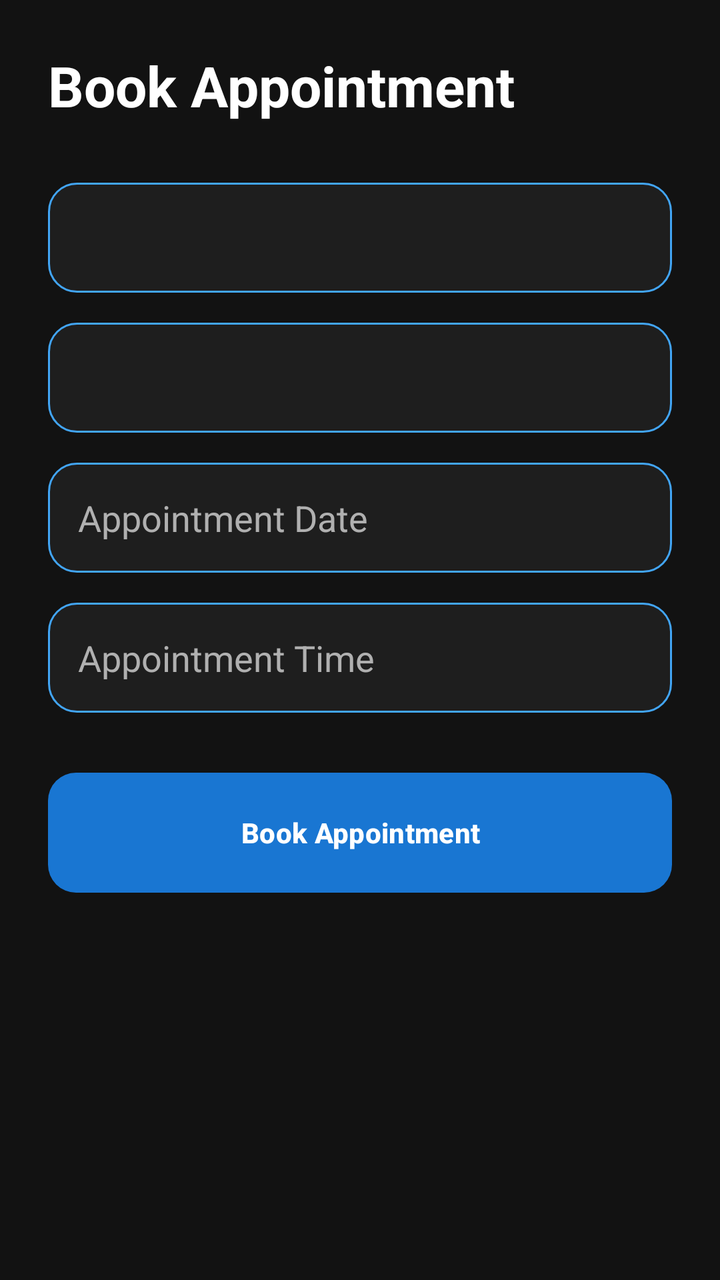
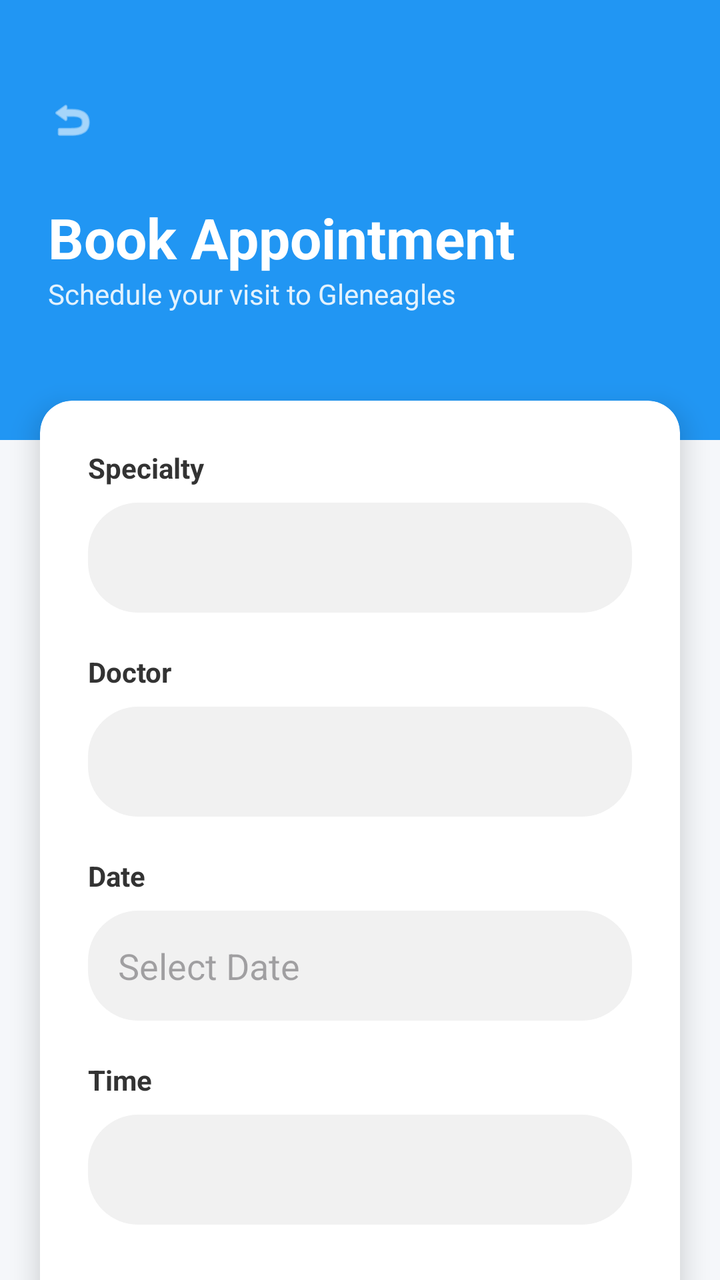

Two renders of the same Android screen: before a commit and after it. Below are the layout's source before the change and the commit's diff.
<!-- AndroidManifest.xml: application theme Theme.GlenEzyCareApps -->
<!-- res/layout/activity_appointment.xml -->
<?xml version="1.0" encoding="utf-8"?>
<ScrollView xmlns:android="http://schemas.android.com/apk/res/android"
    android:layout_width="match_parent"
    android:layout_height="match_parent"
    android:background="#121212">

    <LinearLayout
        android:layout_width="match_parent"
        android:layout_height="wrap_content"
        android:orientation="vertical"
        android:padding="24dp">

        <TextView
            android:layout_width="wrap_content"
            android:layout_height="wrap_content"
            android:text="Book Appointment"
            android:textColor="#FFFFFF"
            android:textSize="28sp"
            android:textStyle="bold"
            android:layout_marginBottom="30dp"/>

        <Spinner
            android:id="@+id/spinnerSpecialty"
            android:layout_width="match_parent"
            android:layout_height="55dp"
            android:layout_marginBottom="15dp"
            android:background="@drawable/edittext_style"/>

        <Spinner
            android:id="@+id/spinnerDoctor"
            android:layout_width="match_parent"
            android:layout_height="55dp"
            android:layout_marginBottom="15dp"
            android:background="@drawable/edittext_style"/>

        <EditText
            android:id="@+id/etDate"
            android:layout_width="match_parent"
            android:layout_height="55dp"
            android:hint="Appointment Date"
            android:textColor="#FFFFFF"
            android:textColorHint="#B0B0B0"
            android:background="@drawable/edittext_style"
            android:padding="15dp"
            android:layout_marginBottom="15dp"/>

        <EditText
            android:id="@+id/etTime"
            android:layout_width="match_parent"
            android:layout_height="55dp"
            android:hint="Appointment Time"
            android:textColor="#FFFFFF"
            android:textColorHint="#B0B0B0"
            android:background="@drawable/edittext_style"
            android:padding="15dp"
            android:layout_marginBottom="30dp"/>

        <Button
            android:id="@+id/btnBookAppointment"
            android:layout_width="match_parent"
            android:layout_height="60dp"
            android:text="Book Appointment"
            android:textColor="#FFFFFF"
            android:textStyle="bold"
            android:background="@drawable/button_blue"/>

    </LinearLayout>

</ScrollView>
<!-- resources referenced by this layout -->
<resources>
  <!-- drawable button_blue (drawable) -->
  <?xml version="1.0" encoding="utf-8"?>
  <shape xmlns:android="http://schemas.android.com/apk/res/android">
      <solid android:color="@color/primary_blue"/>
      <corners android:radius="14dp"/>
  </shape>
  <!-- drawable edittext_style (drawable) -->
  <?xml version="1.0" encoding="utf-8"?>
  <shape xmlns:android="http://schemas.android.com/apk/res/android">
  
      <solid android:color="@color/card_dark"/>
  
      <corners android:radius="14dp"/>
  
      <stroke
          android:width="1dp"
          android:color="@color/light_blue"/>
  
      <padding
          android:left="12dp"
          android:top="12dp"
          android:right="12dp"
          android:bottom="12dp"/>
  
  </shape>
  <style name="Theme.GlenEzyCareApps" parent="Theme.Material3.DayNight.NoActionBar">
  
          <item name="colorPrimary">@color/primary_blue</item>
          <item name="colorOnPrimary">@color/white</item>
  
          <item name="android:statusBarColor">@color/background_dark</item>
          <item name="android:navigationBarColor">@color/background_dark</item>
  
      </style>
  <color name="primary_blue">#1976D2</color>
  <color name="card_dark">#1E1E1E</color>
  <color name="light_blue">#42A5F5</color>
  <color name="white">#FFFFFF</color>
  <color name="background_dark">#121212</color>
</resources>

<!-- the commit's change to res/layout/activity_appointment.xml (unified diff, before → after) -->
@@ -1,69 +1,150 @@
 <?xml version="1.0" encoding="utf-8"?>
-<ScrollView xmlns:android="http://schemas.android.com/apk/res/android"
+<androidx.constraintlayout.widget.ConstraintLayout xmlns:android="http://schemas.android.com/apk/res/android"
+    xmlns:app="http://schemas.android.com/apk/res-auto"
     android:layout_width="match_parent"
     android:layout_height="match_parent"
-    android:background="#121212">
+    android:background="#F5F7FA">
 
-    <LinearLayout
+    
+    <View
+        android:id="@+id/topHeader"
         android:layout_width="match_parent"
+        android:layout_height="220dp"
+        android:background="#2196F3"
+        app:layout_constraintTop_toTopOf="parent" />
+
+    
+    <ImageView
+        android:id="@+id/btnBack"
+        android:layout_width="40dp"
+        android:layout_height="40dp"
+        android:layout_marginStart="16dp"
+        android:layout_marginTop="40dp"
+        android:background="?attr/selectableItemBackgroundBorderless"
+        android:padding="8dp"
+        android:src="@android:drawable/ic_menu_revert"
+        app:layout_constraintStart_toStartOf="parent"
+        app:layout_constraintTop_toTopOf="parent"
+        app:tint="@color/white" />
+
+    <TextView
+        android:id="@+id/tvHeaderTitle"
+        android:layout_width="wrap_content"
         android:layout_height="wrap_content"
-        android:orientation="vertical"
-        android:padding="24dp">
+        android:layout_marginStart="24dp"
+        android:layout_marginTop="20dp"
+        android:text="Book Appointment"
+        android:textColor="@color/white"
+        android:textSize="28sp"
+        android:textStyle="bold"
+        app:layout_constraintStart_toStartOf="parent"
+        app:layout_constraintTop_toBottomOf="@+id/btnBack" />
 
-        <TextView
-            android:layout_width="wrap_content"
+    <TextView
+        android:layout_width="wrap_content"
+        android:layout_height="wrap_content"
+        android:text="Schedule your visit to Gleneagles"
+        android:textColor="#E3F2FD"
+        android:textSize="14sp"
+        app:layout_constraintStart_toStartOf="@+id/tvHeaderTitle"
+        app:layout_constraintTop_toBottomOf="@+id/tvHeaderTitle" />
+
+    <androidx.core.widget.NestedScrollView
+        android:layout_width="match_parent"
+        android:layout_height="0dp"
+        android:layout_marginTop="-40dp"
+        app:layout_constraintBottom_toBottomOf="parent"
+        app:layout_constraintTop_toBottomOf="@+id/topHeader">
+
+        <androidx.cardview.widget.CardView
+            android:layout_width="match_parent"
             android:layout_height="wrap_content"
-            android:text="Book Appointment"
-            android:textColor="#FFFFFF"
-            android:textSize="28sp"
-            android:textStyle="bold"
-            android:layout_marginBottom="30dp"/>
+            android:layout_margin="20dp"
+            app:cardCornerRadius="16dp"
+            app:cardElevation="8dp">
 
-        <Spinner
-            android:id="@+id/spinnerSpecialty"
-            android:layout_width="match_parent"
-            android:layout_height="55dp"
-            android:layout_marginBottom="15dp"
-            android:background="@drawable/edittext_style"/>
+            <LinearLayout
+                android:layout_width="match_parent"
+                android:layout_height="wrap_content"
+                android:orientation="vertical"
+                android:padding="24dp">
 
-        <Spinner
-            android:id="@+id/spinnerDoctor"
-            android:layout_width="match_parent"
-            android:layout_height="55dp"
-            android:layout_marginBottom="15dp"
-            android:background="@drawable/edittext_style"/>
+                <TextView
+                    android:layout_width="wrap_content"
+                    android:layout_height="wrap_content"
+                    android:text="Specialty"
+                    android:textColor="#333333"
+                    android:textStyle="bold"
+                    android:layout_marginBottom="8dp"/>
 
-        <EditText
-            android:id="@+id/etDate"
-            android:layout_width="match_parent"
-            android:layout_height="55dp"
-            android:hint="Appointment Date"
-            android:textColor="#FFFFFF"
-            android:textColorHint="#B0B0B0"
-            android:background="@drawable/edittext_style"
-            android:padding="15dp"
-            android:layout_marginBottom="15dp"/>
+                <Spinner
+                    android:id="@+id/spinnerSpecialty"
+                    android:layout_width="match_parent"
+                    android:layout_height="55dp"
+                    android:layout_marginBottom="20dp"
+                    android:background="@drawable/edittext_rounded"/>
 
-        <EditText
-            android:id="@+id/etTime"
-            android:layout_width="match_parent"
-            android:layout_height="55dp"
-            android:hint="Appointment Time"
-            android:textColor="#FFFFFF"
-            android:textColorHint="#B0B0B0"
-            android:background="@drawable/edittext_style"
-            android:padding="15dp"
-            android:layout_marginBottom="30dp"/>
+                <TextView
+                    android:layout_width="wrap_content"
+                    android:layout_height="wrap_content"
+                    android:text="Doctor"
+                    android:textColor="#333333"
+                    android:textStyle="bold"
+                    android:layout_marginBottom="8dp"/>
 
-        <Button
-            android:id="@+id/btnBookAppointment"
-            android:layout_width="match_parent"
-            android:layout_height="60dp"
-            android:text="Book Appointment"
-            android:textColor="#FFFFFF"
-            android:textStyle="bold"
-            android:background="@drawable/button_blue"/>
+                <Spinner
+                    android:id="@+id/spinnerDoctor"
+                    android:layout_width="match_parent"
+                    android:layout_height="55dp"
+                    android:layout_marginBottom="20dp"
+                    android:background="@drawable/edittext_rounded"/>
 
-    </LinearLayout>
+                <TextView
+                    android:layout_width="wrap_content"
+                    android:layout_height="wrap_content"
+                    android:text="Date"
+                    android:textColor="#333333"
+                    android:textStyle="bold"
+                    android:layout_marginBottom="8dp"/>
 
-</ScrollView>
+                <EditText
+                    android:id="@+id/etDate"
+                    android:layout_width="match_parent"
+                    android:layout_height="55dp"
+                    android:hint="Select Date"
+                    android:focusable="false"
+                    android:clickable="true"
+                    android:textColor="#333333"
+                    android:background="@drawable/edittext_rounded"
+                    android:padding="15dp"
+                    android:layout_marginBottom="20dp"/>
+
+                <TextView
+                    android:layout_width="wrap_content"
+                    android:layout_height="wrap_content"
+                    android:text="Time"
+                    android:textColor="#333333"
+                    android:textStyle="bold"
+                    android:layout_marginBottom="8dp"/>
+
+                <Spinner
+                    android:id="@+id/spinnerTime"
+                    android:layout_width="match_parent"
+                    android:layout_height="55dp"
+                    android:layout_marginBottom="30dp"
+                    android:background="@drawable/edittext_rounded"/>
+
+                <Button
+                    android:id="@+id/btnBookAppointment"
+                    android:layout_width="match_parent"
+                    android:layout_height="60dp"
+                    android:text="CONFIRM BOOKING"
+                    android:textColor="@color/white"
+                    android:textStyle="bold"
+                    android:background="@drawable/button_gradient"/>
+
+            </LinearLayout>
+        </androidx.cardview.widget.CardView>
+    </androidx.core.widget.NestedScrollView>
+
+</androidx.constraintlayout.widget.ConstraintLayout>
<!-- resource entries referenced after the edit -->
@@ -1,30 +1,5 @@
 <!-- resources referenced by this layout -->
 <resources>
-  <!-- drawable button_blue (drawable) -->
-  <?xml version="1.0" encoding="utf-8"?>
-  <shape xmlns:android="http://schemas.android.com/apk/res/android">
-      <solid android:color="@color/primary_blue"/>
-      <corners android:radius="14dp"/>
-  </shape>
-  <!-- drawable edittext_style (drawable) -->
-  <?xml version="1.0" encoding="utf-8"?>
-  <shape xmlns:android="http://schemas.android.com/apk/res/android">
-  
-      <solid android:color="@color/card_dark"/>
-  
-      <corners android:radius="14dp"/>
-  
-      <stroke
-          android:width="1dp"
-          android:color="@color/light_blue"/>
-  
-      <padding
-          android:left="12dp"
-          android:top="12dp"
-          android:right="12dp"
-          android:bottom="12dp"/>
-  
-  </shape>
   <style name="Theme.GlenEzyCareApps" parent="Theme.Material3.DayNight.NoActionBar">
   
           <item name="colorPrimary">@color/primary_blue</item>
@@ -35,9 +10,23 @@
   
       </style>
   <color name="primary_blue">#1976D2</color>
-  <color name="card_dark">#1E1E1E</color>
-  <color name="light_blue">#42A5F5</color>
   <color name="white">#FFFFFF</color>
+  <!-- drawable button_gradient (drawable) -->
+  <?xml version="1.0" encoding="utf-8"?>
+  <shape xmlns:android="http://schemas.android.com/apk/res/android">
+      <gradient
+          android:startColor="#7B1FA2"
+          android:endColor="#42A5F5"
+          android:angle="0"/>
+      <corners android:radius="25dp"/>
+  </shape>
+  <!-- drawable edittext_rounded (drawable) -->
+  <?xml version="1.0" encoding="utf-8"?>
+  <shape xmlns:android="http://schemas.android.com/apk/res/android">
+      <solid android:color="#F1F1F1"/>
+      <corners android:radius="25dp"/>
+      <padding android:left="20dp" android:right="20dp"/>
+  </shape>
   <color name="background_dark">#121212</color>
 </resources>
 
